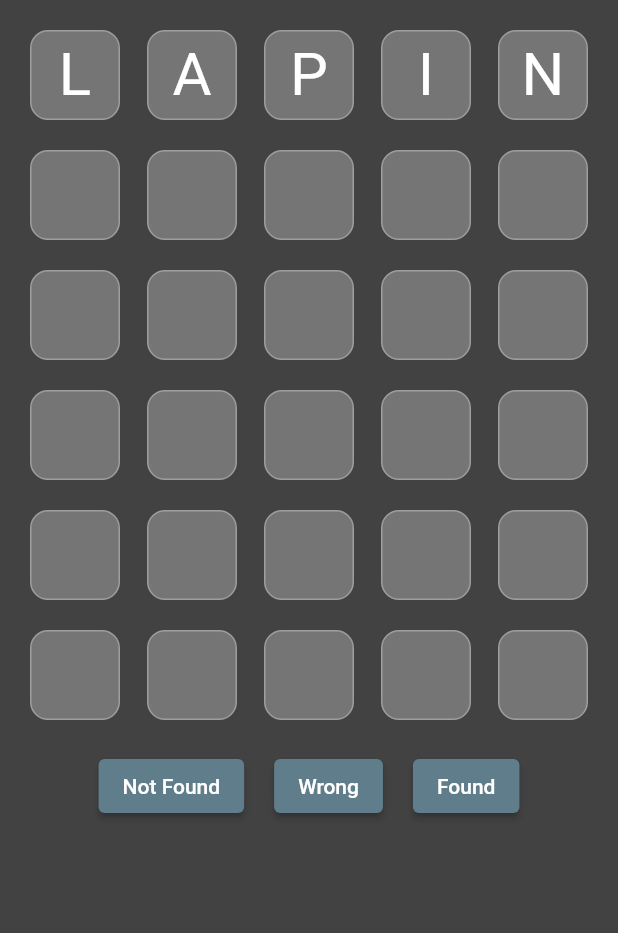
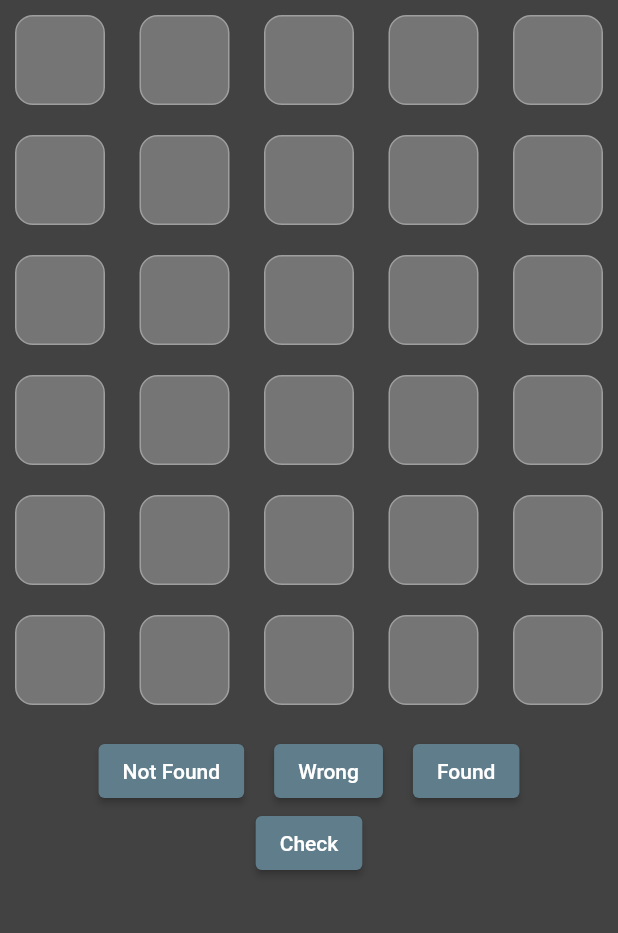
Before and after one commit to jdemorcy/motus, a Flutter app: the screen it shows after launch, on a phone screen of 412 x 824 dp, the part 120-1053 px from its top. Run offline on Flutter 3.47's test engine with Material 2 defaults, Android fonts, the phone set to English and light mode, and no system bars.

Commit message:
Stable version - Integration of player proposition check

```diff
--- a/lib/shared/constants.dart
+++ b/lib/shared/constants.dart
@@ -15,7 +15,7 @@ BoxDecoration letterDecorationNotFound = BoxDecoration(
 
 // Letter not found in the right position
 BoxDecoration letterDecorationFoundWrongPosition = BoxDecoration(
-    color: Colors.red,
+    color: Colors.orange,
     border: Border.all(
       color: Colors.grey,
       width: 1,
@@ -39,11 +39,11 @@ BoxDecoration letterDecorationFoundRightPosition = BoxDecoration(
 
 Map<String,String> mapLetterValue = {
 
-  '11': 'L',
-  '12': 'A',
-  '13': 'P',
-  '14': 'I',
-  '15': 'N',
+  '11': '',
+  '12': '',
+  '13': '',
+  '14': '',
+  '15': '',
 
   '21': '',
   '22': '',
```
Also changed, not shown: lib/main.dart (+134 -7 lines).
